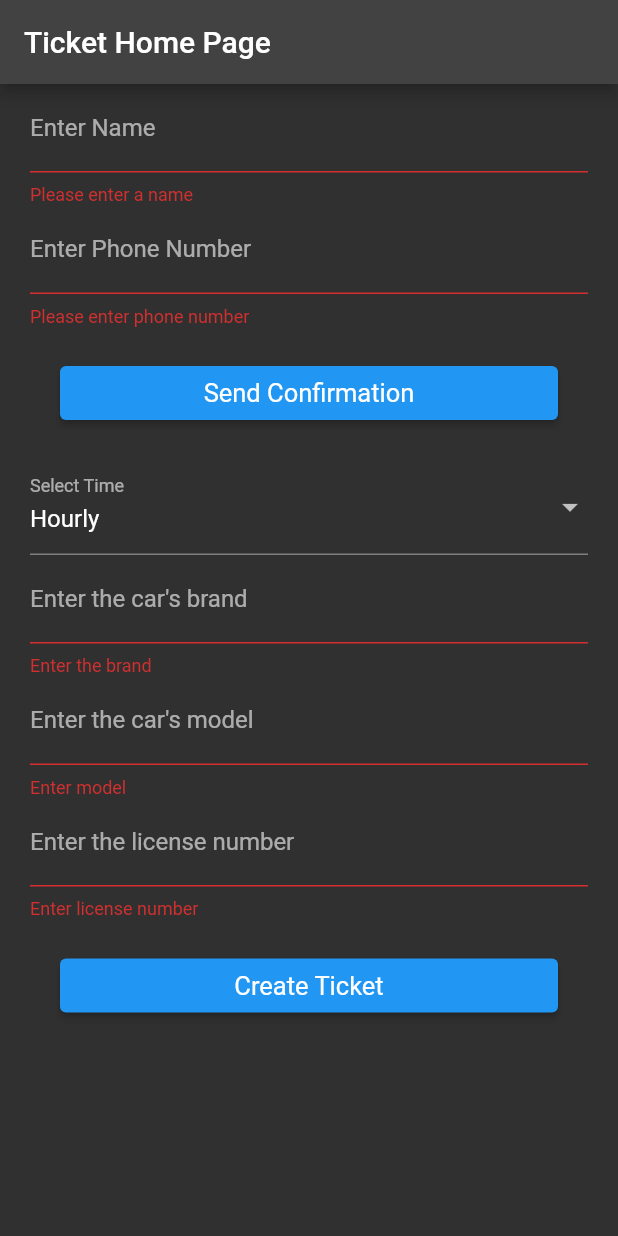
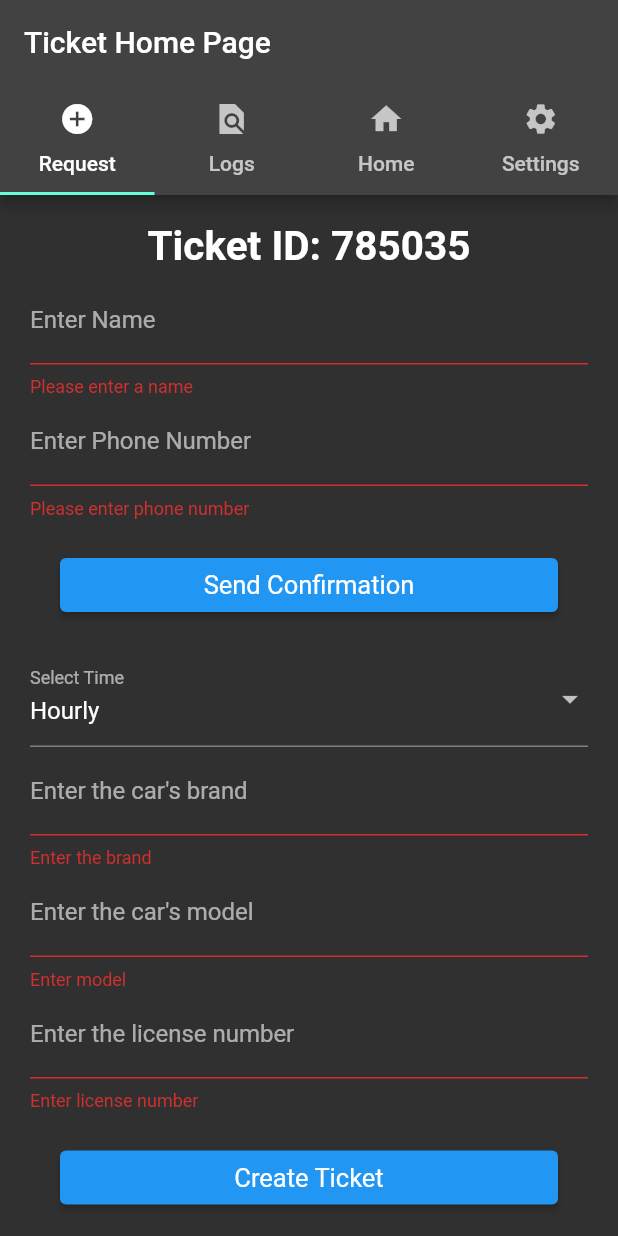
Before and after one commit to greenlightValet/valetApp, a Flutter app: the screen it shows after launch, after a tap on "Send Confirmation", on a phone screen of 412 x 824 dp. Run offline on Flutter 3.47's test engine with Material 2 defaults, Android fonts, the phone set to English and light mode, and no system bars; missing offline and left inert: twilio_flutter.

Commit message:
Updated code

```diff
--- a/home_page/lib/main.dart
+++ b/home_page/lib/main.dart
@@ -1,6 +1,6 @@
-import 'dart:html';
-
 import 'package:flutter/material.dart';
+import 'package:twilio_flutter/twilio_flutter.dart';
+import 'dart:math';
 
 void main() {
   runApp(const FormApp());
@@ -32,14 +32,49 @@ class FormPage extends StatefulWidget {
 class _FormPageState extends State<FormPage> {
   @override
   Widget build(BuildContext context) {
-    return Scaffold(
+    return DefaultTabController(
+      length: 4,
+      child: Scaffold(
           appBar: AppBar(
             title: Text(widget.title),
+            bottom: const TabBar(
+              tabs: [
+                Tab(
+                  icon: Icon(Icons.add_circle),
+                  text: "Request",
                 ),
-      body: Container(
+                Tab(
+                  icon: Icon(Icons.find_in_page_sharp),
+                  text: "Logs",
+                ),
+                Tab(
+                  icon: Icon(Icons.home),
+                  text: "Home",
+                ),
+                Tab(
+                  icon: Icon(Icons.settings),
+                  text: "Settings",
+                ),
+              ],
+            ),
+          ),
+          body: TabBarView(
+            children: [
+              Container(
                 padding: const EdgeInsets.fromLTRB(20, 0, 20, 0),
                 child: const ValetForm(),
               ),
+              const MaterialApp(
+                home: Center(child: Text("Add Logs")),
+              ),
+              const MaterialApp(
+                home: Center(child: Text("Add Home")),
+              ),
+              const MaterialApp(
+                home: Center(child: Text("Add Settings")),
+              ),
+            ],
+          )),
     );
   }
 }
@@ -55,14 +90,19 @@ class _ValetFormState extends State<ValetForm> {
   final _formKey = GlobalKey<FormState>();
   final _passKey = GlobalKey<FormFieldState>();
 
+  late TwilioFlutter twilioFlutter;
+
   String _name = '';
   String _number = '';
   String _brand = '';
   String _model = '';
   String _license = '';
+  String _randNum = '';
   int _selectedTime = 0;
   bool _nameCheck = false;
   bool _numCheck = false;
+  bool _hasBeenPressed1 = false; //for confirmation button
+  bool _hasBeenPressed2 = false; //for ticket button
 
   List<DropdownMenuItem<int>> TimeList = [];
   void loadTimeList() {
@@ -78,8 +118,40 @@ class _ValetFormState extends State<ValetForm> {
   }
 
   @override
+  void initState() {
+    twilioFlutter = TwilioFlutter(
+        accountSid: 'AC4142b9df47f01a20604e4ee1dc64757d',
+        authToken: '84366f0bd9f306066f16cafa96aa5205',
+        twilioNumber: '+13855264060');
+
+    super.initState();
+  }
+
+  void sendSms(String number, String message) async {
+    twilioFlutter.sendSMS(toNumber: '+1' + number, messageBody: message);
+  }
+
+  void getSms() async {
+    var data = await twilioFlutter.getSmsList();
+    print(data);
+
+    await twilioFlutter.getSMS('***************************');
+  }
+
+  void getRandNum() {
+    if (_randNum == '') {
+      var rndnumber = "";
+      var rnd = new Random();
+      for (var i = 0; i < 6; i++) {
+        rndnumber = rndnumber + rnd.nextInt(9).toString();
+      }
+      _randNum = rndnumber;
+    }
+  }
+
   Widget build(BuildContext context) {
     loadTimeList();
+    getRandNum();
     // Build a Form widget using the _formKey we created above
     return Form(
         key: _formKey,
@@ -90,6 +162,15 @@ class _ValetFormState extends State<ValetForm> {
 
   List<Widget> getFormWidget() {
     List<Widget> formWidget = [];
+    formWidget.add(Text(
+      'Ticket ID: $_randNum',
+      textAlign: TextAlign.center,
+      style: const TextStyle(
+        fontSize: 27,
+        fontWeight: FontWeight.w700,
+        height: 2,
+      ),
+    ));
 
     formWidget.add(TextFormField(
       decoration:
@@ -97,6 +178,13 @@ class _ValetFormState extends State<ValetForm> {
       validator: (value) {
         if (value!.isEmpty) {
           return 'Please enter a name';
+        }
+
+        Pattern pattern = r'^[a-zA-Z ]+$';
+        RegExp regex = RegExp(pattern.toString());
+
+        if (!regex.hasMatch(value.toString())) {
+          return 'Enter a valid name';
         } else {
           _nameCheck = true;
           return null;
@@ -137,6 +225,10 @@ class _ValetFormState extends State<ValetForm> {
 
     void onPressedSubmit() {
       if (_nameCheck == true && _numCheck == true) {
+        _hasBeenPressed1 = true;
+
+        sendSms(_number, "Yo, testing sms feature with confirm button.");
+
         final snackBar = SnackBar(
           content: Container(
             margin: const EdgeInsets.fromLTRB(0, 10, 0, 0),
@@ -155,14 +247,21 @@ class _ValetFormState extends State<ValetForm> {
       }
     }
 
-    final ButtonStyle style =
-        ElevatedButton.styleFrom(textStyle: const TextStyle(fontSize: 17));
+    final ButtonStyle style1 = ElevatedButton.styleFrom(
+      textStyle: const TextStyle(fontSize: 17),
+      backgroundColor: _hasBeenPressed1 ? Colors.green : Colors.blue,
+    );
+
+    final ButtonStyle style2 = ElevatedButton.styleFrom(
+      textStyle: const TextStyle(fontSize: 17),
+      backgroundColor: _hasBeenPressed2 ? Colors.green : Colors.blue,
+    );
 
     formWidget.add(Container(
         margin: const EdgeInsets.all(20.0),
         child: ElevatedButton(
             onPressed: onPressedSubmit,
-            style: style,
+            style: style1,
             child: const Text('Send Confirmation'))));
 
     formWidget.add(DropdownButtonFormField(
@@ -186,6 +285,12 @@ class _ValetFormState extends State<ValetForm> {
       validator: (value) {
         if (value!.isEmpty) {
           return 'Enter the brand';
+        }
+        Pattern pattern = r'^[a-zA-Z]+$';
+        RegExp regex = RegExp(pattern.toString());
+
+        if (!regex.hasMatch(value.toString())) {
+          return 'Enter a valid brand';
         } else {
           return null;
         }
@@ -236,6 +341,7 @@ class _ValetFormState extends State<ValetForm> {
     void onPressedSubmit1() {
       if (_formKey.currentState!.validate()) {
         _formKey.currentState?.save();
+        _hasBeenPressed2 = true;
         final snackBar = SnackBar(
           content: Container(
             margin: EdgeInsets.fromLTRB(0, 10, 0, 0),
@@ -252,37 +358,8 @@ class _ValetFormState extends State<ValetForm> {
         margin: const EdgeInsets.all(20.0),
         child: ElevatedButton(
             onPressed: onPressedSubmit1,
-            style: style,
+            style: style2,
             child: const Text('Create Ticket'))));
-
-    // This is for the menu bar but not working
-
-    // formWidget.add(
-    //   BottomNavigationBar(
-    //       items: const <BottomNavigationBarItem>[
-    //         BottomNavigationBarItem(
-    //             icon: Icon(Icons.home),
-    //             label: 'Home',
-    //             backgroundColor: Colors.blue),
-    //         BottomNavigationBarItem(
-    //             icon: Icon(Icons.search),
-    //             label: 'Search',
-    //             backgroundColor: Colors.blue),
-    //         BottomNavigationBarItem(
-    //           icon: Icon(Icons.person),
-    //           label: 'Profile',
-    //           backgroundColor: Colors.blue,
-    //         ),
-    //         BottomNavigationBarItem(
-    //             icon: Icon(Icons.folder),
-    //             label: 'Folder',
-    //             backgroundColor: Colors.blue),
-    //       ],
-    //       type: BottomNavigationBarType.shifting,
-    //       selectedItemColor: Colors.black,
-    //       iconSize: 40,
-    //       elevation: 5),
-    // );
 
     return formWidget;
   }
--- a/home_page/pubspec.yaml
+++ b/home_page/pubspec.yaml
@@ -29,6 +29,7 @@ environment:
 # the latest version available on pub.dev. To see which dependencies have newer
 # versions available, run `flutter pub outdated`.
 dependencies:
+  twilio_flutter: ^0.0.5
   flutter:
     sdk: flutter
 
```
Also changed, not shown: home_page/pubspec.lock, 1 other file. Lines whose indentation alone changed are shown as unchanged.
